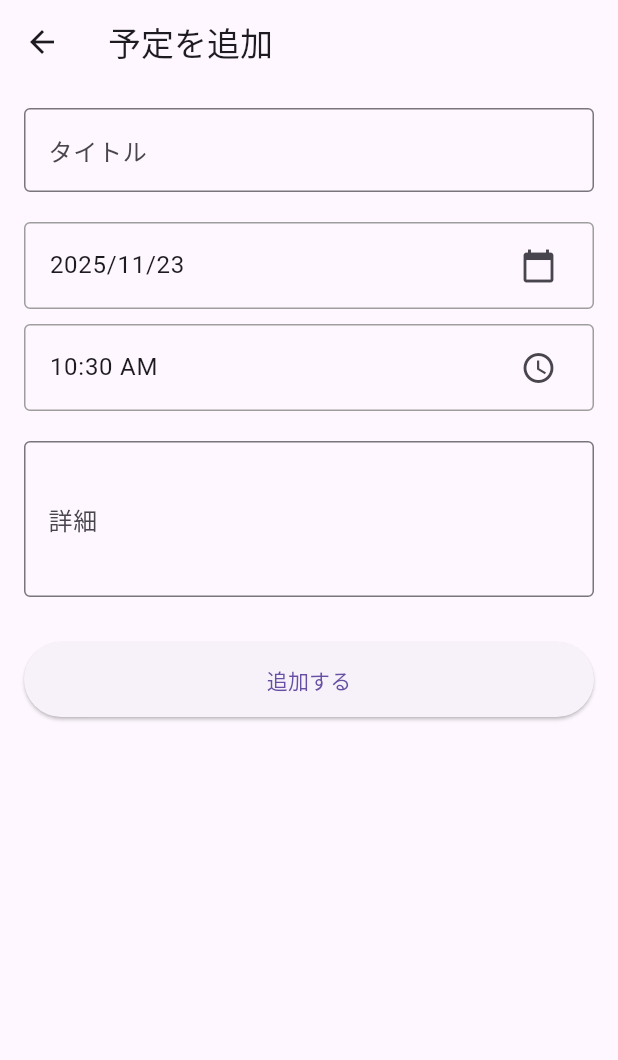
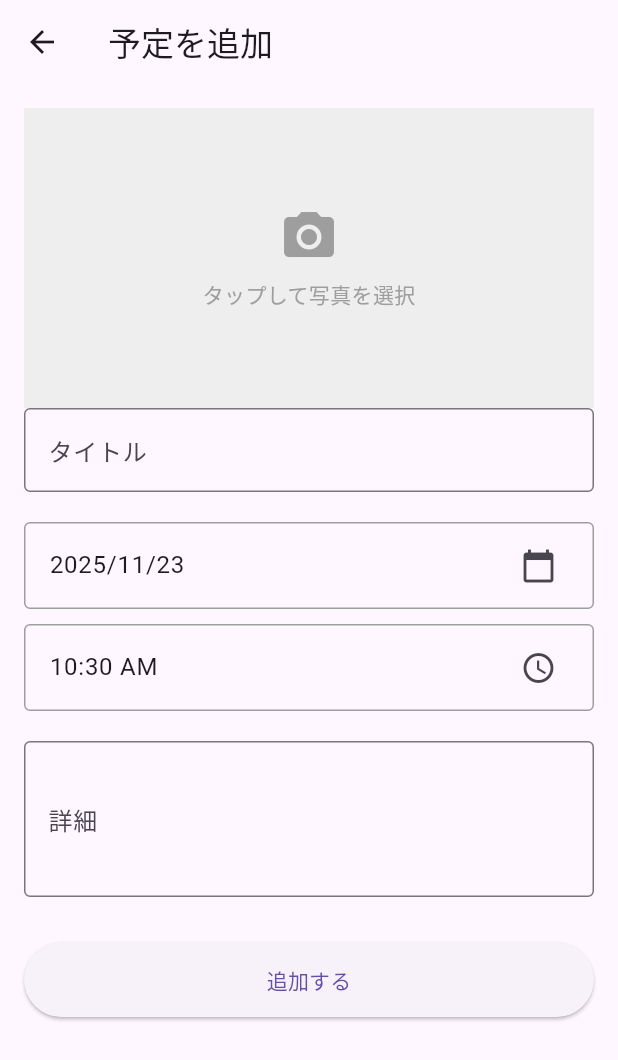
Before and after one commit to R0aaane/Schedule, a Flutter app: the AddScheduleScreen screen opened directly, after a tap on "追加する", on a phone screen of 412 x 824 dp. Shown: the top 1060 px of the screen. Run offline on Flutter 3.47's test engine with Material 3 defaults, Android fonts, the phone set to English and light mode, and no system bars; our stand-ins replace cloud_firestore, firebase_auth, firebase_core, firebase_storage, image_picker; accounts and stored records are empty.

Commit message:
編集画面とつぃか画面にて画像にアクセスできるように変更したが、現状はWeb上のセキュリティではじかれてしまう。

```diff
--- a/lib/screens/list-add.dart
+++ b/lib/screens/list-add.dart
@@ -40,6 +40,20 @@ class _AddScheduleScreenState extends State<AddScheduleScreen> {
       _selectedTime = TimeOfDay.now();
     }
   }
+
+  Future<void> _pickImage() async {
+    final picker = ImagePicker();
+    final pickedFile = await picker.pickImage(source: ImageSource.gallery);
+
+    if (pickedFile != null) {
+      setState(() {
+        _selectedImageFile = File(pickedFile.path);
+        //新しい画像を選択した場合はリセット
+        _initialImageUrl = null;
+      });
+    }
+  }
+
   Future<void> _pickDate() async {
     final picked = await showDatePicker(
         context: context,
@@ -53,6 +67,7 @@ class _AddScheduleScreenState extends State<AddScheduleScreen> {
         context: context, initialTime: _selectedTime);
     if (picked != null) setState(() => _selectedTime = picked);
   }
+
   void _save() async {
     if (_titleController.text.isEmpty) return;
     final dateTime = DateTime(
@@ -60,33 +75,60 @@ class _AddScheduleScreenState extends State<AddScheduleScreen> {
       _selectedTime.hour, _selectedTime.minute,
     );
     final appState = context.read<AppState>();
+
+    String? finalImageUrl;
+
+    if (_selectedImageFile != null) {
+      //　新しい画像が選択されていた場合はアップロード
+      finalImageUrl = await appState.uploadImage(_selectedImageFile!);
+      if (finalImageUrl == null) {
+        //アップロード失敗
+        if (mounted) {
+          ScaffoldMessenger.of(context).showSnackBar(const SnackBar(
+              content: Text('画像のアップロードに失敗しました。')));
+        }
+        return;
+      }
+      else if (_initialImageUrl != null) {
+        //既存画像があればそちらを使用
+        finalImageUrl = _initialImageUrl;
+      }
+
+      //FireStoreへの書き込み
       if (widget.scheduleToEdit != null) {
-      // ★編集モード: 更新処理を呼ぶ
+        //編集画面へ
         await appState.updateSchedule(
           widget.scheduleToEdit!.id,
           _titleController.text,
           dateTime,
           _descController.text,
+          imageUrl: finalImageUrl, //画像Urlを渡す
         );
         if (mounted) {
           ScaffoldMessenger.of(context).showSnackBar(
-          const SnackBar(content: Text('変更を保存しました')),
-        );
+              const SnackBar(content: Text('変更を保存しました')));
         }
       } else {
         await appState.addSchedule(
           _titleController.text,
           dateTime,
           _descController.text,
+          imageUrl: finalImageUrl, //画像Urlを渡す
         );
         if (mounted) {
           ScaffoldMessenger.of(context).showSnackBar(
-          const SnackBar(content: Text('追加しました')),
-        );
+              const SnackBar(content: Text('追加しました')));
         }
       }
+
       if (mounted) {
-      Navigator.pop(context); // 画面を閉じる
+        // 編集から戻る際は、詳細画面も閉じるため2回popする
+        if (widget.scheduleToEdit != null) {
+          Navigator.popUntil(context, (route) => route.isFirst);
+        } else {
+          Navigator.pop(context);
+        }
+      }
     }
   }
   Future<void> pickImage() async {
@@ -115,6 +157,16 @@ class _AddScheduleScreenState extends State<AddScheduleScreen> {
           padding: const EdgeInsets.all(16),
           child: ListView(
             children: [
+
+              Container(
+                height: 200,
+                color: Colors.grey[200],
+                alignment: Alignment.center,
+                child: GestureDetector(
+                  onTap: _pickImage,
+                  child: _buildImagePreview(),
+                ),
+              ),
               TextField(
                 controller: _titleController,
                 decoration: const InputDecoration(labelText: 'タイトル', border: OutlineInputBorder()),
@@ -153,4 +205,39 @@ class _AddScheduleScreenState extends State<AddScheduleScreen> {
       ),
     );
   }
+
+  // ★画像プレビューを構築するヘルパー関数
+  Widget _buildImagePreview() {
+    // 1. 新しく画像が選択された場合
+    if (_selectedImageFile != null) {
+      return Image.file(
+        _selectedImageFile!,
+        fit: BoxFit.cover,
+        width: double.infinity,
+      );
     }
+    // 2. 既存の画像URLがある場合（編集時）
+    if (widget.scheduleToEdit?.imageUrl != null) {
+      return Image.network(
+        widget.scheduleToEdit!.imageUrl!,
+        fit: BoxFit.cover,
+        width: double.infinity,
+        loadingBuilder: (context, child, loadingProgress) {
+          if (loadingProgress == null) return child;
+          return const Center(child: CircularProgressIndicator());
+        },
+        errorBuilder: (context, error, stackTrace) => const Center(child: Icon(Icons.broken_image)),
+      );
+    }
+
+    // 3. 画像がない場合
+    return Column(
+      mainAxisAlignment: MainAxisAlignment.center,
+      children: const [
+        Icon(Icons.camera_alt, size: 40, color: Colors.grey),
+        SizedBox(height: 8),
+        Text('タップして写真を選択', style: TextStyle(color: Colors.grey)),
+      ],
+    );
+  }
+}
```
Also changed, not shown: lib/screens/schedule.dart (+27 -14 lines). Lines whose indentation alone changed are shown as unchanged.
